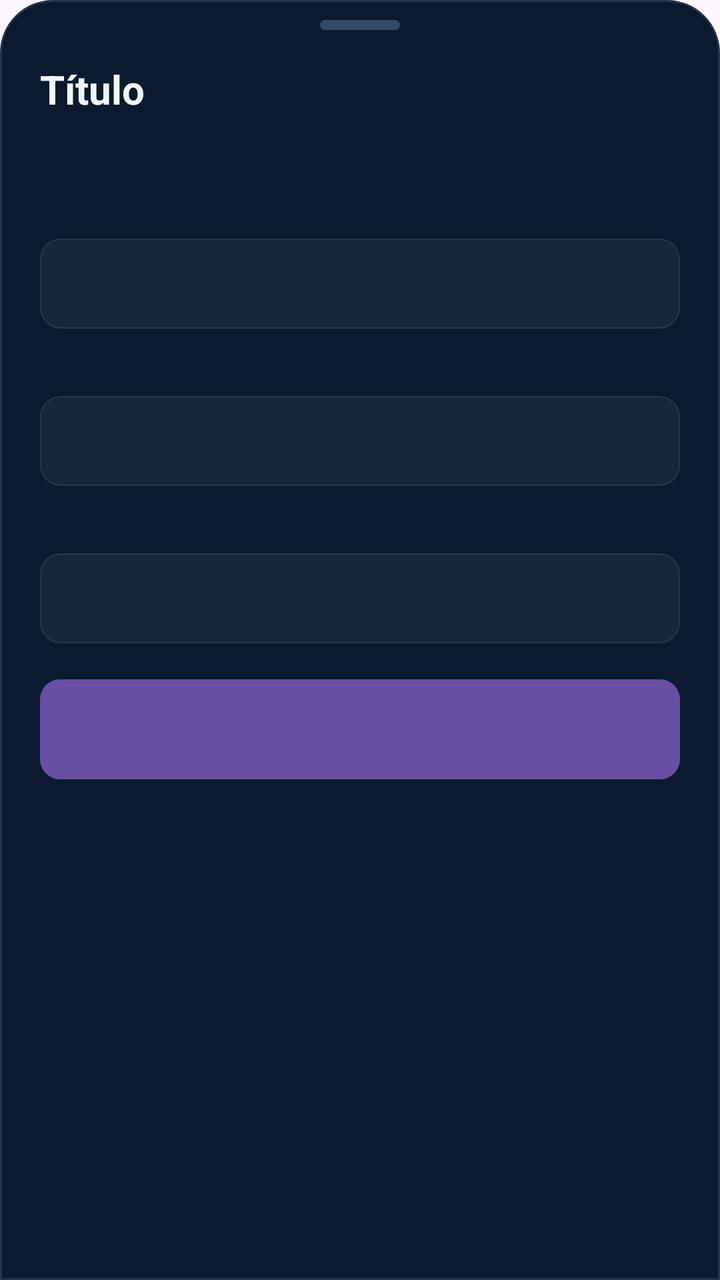
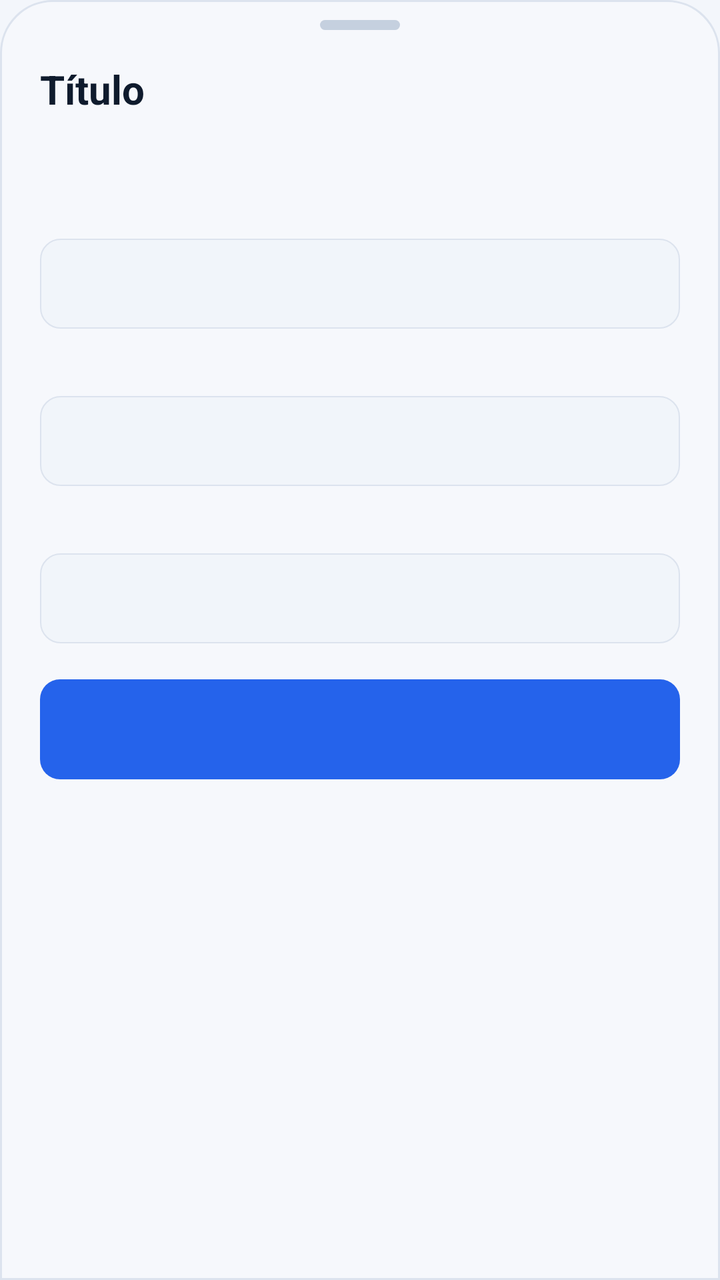

The first picture is an Android layout as it rendered before a commit; the second is the same layout after the commit. The layout source and the unified diff follow.
<!-- AndroidManifest.xml: application theme Theme.AccurancyMobileApp -->
<!-- res/layout/sheet_perfil_form.xml -->
<?xml version="1.0" encoding="utf-8"?>
<LinearLayout xmlns:android="http://schemas.android.com/apk/res/android"
    android:layout_width="match_parent"
    android:layout_height="wrap_content"
    android:background="@drawable/bg_bottom_sheet_card"
    android:orientation="vertical">

    <View
        android:layout_width="40dp"
        android:layout_height="5dp"
        android:layout_gravity="center_horizontal"
        android:layout_marginTop="10dp"
        android:background="@drawable/bg_sheet_handle" />

    <ScrollView
        android:layout_width="match_parent"
        android:layout_height="wrap_content"
        android:overScrollMode="never"
        android:scrollbars="none">

        <LinearLayout
            android:layout_width="match_parent"
            android:layout_height="wrap_content"
            android:orientation="vertical"
            android:paddingHorizontal="20dp"
            android:paddingTop="16dp"
            android:paddingBottom="24dp">

            <TextView
                android:id="@+id/tvPerfilSheetTitulo"
                android:layout_width="match_parent"
                android:layout_height="wrap_content"
                android:text="Título"
                android:textColor="#F1F5F9"
                android:textSize="20sp"
                android:textStyle="bold" />

            <TextView
                android:id="@+id/tvPerfilSheetSub"
                android:layout_width="match_parent"
                android:layout_height="wrap_content"
                android:layout_marginTop="6dp"
                android:layout_marginBottom="18dp"
                android:lineSpacingMultiplier="1.15"
                android:textColor="#829BB9"
                android:textSize="13sp" />

            <TextView
                android:id="@+id/tvPerfilRotulo1"
                android:layout_width="wrap_content"
                android:layout_height="wrap_content"
                android:layout_marginBottom="6dp"
                android:letterSpacing="0.08"
                android:textColor="#829BB9"
                android:textSize="10sp"
                android:textStyle="bold" />

            <EditText
                android:id="@+id/etPerfilCampo1"
                android:layout_width="match_parent"
                android:layout_height="wrap_content"
                android:layout_marginBottom="14dp"
                android:background="@drawable/bg_input"
                android:importantForAutofill="no"
                android:maxLines="1"
                android:paddingHorizontal="14dp"
                android:paddingVertical="13dp"
                android:singleLine="true"
                android:textColor="#F1F5F9"
                android:textColorHint="#4B6179"
                android:textSize="14sp" />

            <TextView
                android:id="@+id/tvPerfilRotulo2"
                android:layout_width="wrap_content"
                android:layout_height="wrap_content"
                android:layout_marginBottom="6dp"
                android:letterSpacing="0.08"
                android:textColor="#829BB9"
                android:textSize="10sp"
                android:textStyle="bold" />

            <EditText
                android:id="@+id/etPerfilCampo2"
                android:layout_width="match_parent"
                android:layout_height="wrap_content"
                android:layout_marginBottom="14dp"
                android:background="@drawable/bg_input"
                android:importantForAutofill="no"
                android:maxLines="1"
                android:paddingHorizontal="14dp"
                android:paddingVertical="13dp"
                android:singleLine="true"
                android:textColor="#F1F5F9"
                android:textColorHint="#4B6179"
                android:textSize="14sp" />

            <TextView
                android:id="@+id/tvPerfilRotulo3"
                android:layout_width="wrap_content"
                android:layout_height="wrap_content"
                android:layout_marginBottom="6dp"
                android:letterSpacing="0.08"
                android:textColor="#829BB9"
                android:textSize="10sp"
                android:textStyle="bold" />

            <EditText
                android:id="@+id/etPerfilCampo3"
                android:layout_width="match_parent"
                android:layout_height="wrap_content"
                android:layout_marginBottom="14dp"
                android:background="@drawable/bg_input"
                android:importantForAutofill="no"
                android:maxLines="1"
                android:paddingHorizontal="14dp"
                android:paddingVertical="13dp"
                android:singleLine="true"
                android:textColor="#F1F5F9"
                android:textColorHint="#4B6179"
                android:textSize="14sp" />

            <TextView
                android:id="@+id/tvPerfilErro"
                android:layout_width="match_parent"
                android:layout_height="wrap_content"
                android:layout_marginBottom="12dp"
                android:textColor="#FF5265"
                android:textSize="12sp"
                android:visibility="gone" />

            <Button
                android:id="@+id/btnPerfilPrimario"
                android:layout_width="match_parent"
                android:layout_height="50dp"
                android:layout_marginTop="4dp"
                android:background="@drawable/bg_btn_primary"
                android:backgroundTint="@null"
                android:stateListAnimator="@null"
                android:textAllCaps="false"
                android:textColor="#F1F5F9"
                android:textSize="14sp"
                android:textStyle="bold" />

            <TextView
                android:id="@+id/btnPerfilSecundario"
                android:layout_width="match_parent"
                android:layout_height="44dp"
                android:layout_marginTop="4dp"
                android:gravity="center"
                android:textColor="#60A5FA"
                android:textSize="13sp"
                android:textStyle="bold"
                android:visibility="gone" />

        </LinearLayout>
    </ScrollView>
</LinearLayout>
<!-- resources referenced by this layout -->
<resources>
  <!-- drawable bg_bottom_sheet_card (drawable) -->
  <?xml version="1.0" encoding="utf-8"?>
  <shape xmlns:android="http://schemas.android.com/apk/res/android">
      <solid android:color="#0B1A2E" />
      <stroke
          android:width="1dp"
          android:color="#22334B" />
      <corners
          android:topLeftRadius="26dp"
          android:topRightRadius="26dp" />
  </shape>
  <!-- drawable bg_btn_primary (drawable) -->
  <?xml version="1.0" encoding="utf-8"?>
  <selector xmlns:android="http://schemas.android.com/apk/res/android">
      
      <item android:state_pressed="true">
          <shape android:shape="rectangle">
              <solid android:color="#1D4ED8" />
              <corners android:radius="10dp" />
          </shape>
      </item>
      
      <item>
          <shape android:shape="rectangle">
              <solid android:color="@color/btn_primary" />
              <corners android:radius="10dp" />
          </shape>
      </item>
  </selector>
  <!-- drawable bg_input (drawable) -->
  <?xml version="1.0" encoding="utf-8"?>
  <shape xmlns:android="http://schemas.android.com/apk/res/android"
      android:shape="rectangle">
      <solid android:color="#0DFFFFFF" />
      <stroke
          android:width="0.5dp"
          android:color="#1AFFFFFF" />
      <corners android:radius="10dp" />
  </shape>
  <!-- drawable bg_sheet_handle (drawable) -->
  <?xml version="1.0" encoding="utf-8"?>
  <shape xmlns:android="http://schemas.android.com/apk/res/android">
      <solid android:color="#33496A" />
      <corners android:radius="3dp" />
  </shape>
  <color name="btn_primary">#2563EB</color>
  <style name="Base.Theme.AccurancyMobileApp" parent="Theme.Material3.DayNight.NoActionBar">
          
          
  
      </style>
  <!-- unchanged entries left out for length: 1 -->
</resources>

<!-- the commit's change to res/layout/sheet_perfil_form.xml (unified diff, before → after) -->
@@ -31,7 +31,7 @@
                 android:layout_width="match_parent"
                 android:layout_height="wrap_content"
                 android:text="Título"
-                android:textColor="#F1F5F9"
+                android:textColor="@color/text_primary"
                 android:textSize="20sp"
                 android:textStyle="bold" />
 
@@ -42,7 +42,7 @@
                 android:layout_marginTop="6dp"
                 android:layout_marginBottom="18dp"
                 android:lineSpacingMultiplier="1.15"
-                android:textColor="#829BB9"
+                android:textColor="@color/texto_fraco"
                 android:textSize="13sp" />
 
             <TextView
@@ -51,7 +51,7 @@
                 android:layout_height="wrap_content"
                 android:layout_marginBottom="6dp"
                 android:letterSpacing="0.08"
-                android:textColor="#829BB9"
+                android:textColor="@color/texto_fraco"
                 android:textSize="10sp"
                 android:textStyle="bold" />
 
@@ -66,8 +66,8 @@
                 android:paddingHorizontal="14dp"
                 android:paddingVertical="13dp"
                 android:singleLine="true"
-                android:textColor="#F1F5F9"
-                android:textColorHint="#4B6179"
+                android:textColor="@color/text_primary"
+                android:textColorHint="@color/text_placeholder"
                 android:textSize="14sp" />
 
             <TextView
@@ -76,7 +76,7 @@
                 android:layout_height="wrap_content"
                 android:layout_marginBottom="6dp"
                 android:letterSpacing="0.08"
-                android:textColor="#829BB9"
+                android:textColor="@color/texto_fraco"
                 android:textSize="10sp"
                 android:textStyle="bold" />
 
@@ -91,8 +91,8 @@
                 android:paddingHorizontal="14dp"
                 android:paddingVertical="13dp"
                 android:singleLine="true"
-                android:textColor="#F1F5F9"
-                android:textColorHint="#4B6179"
+                android:textColor="@color/text_primary"
+                android:textColorHint="@color/text_placeholder"
                 android:textSize="14sp" />
 
             <TextView
@@ -101,7 +101,7 @@
                 android:layout_height="wrap_content"
                 android:layout_marginBottom="6dp"
                 android:letterSpacing="0.08"
-                android:textColor="#829BB9"
+                android:textColor="@color/texto_fraco"
                 android:textSize="10sp"
                 android:textStyle="bold" />
 
@@ -116,8 +116,8 @@
                 android:paddingHorizontal="14dp"
                 android:paddingVertical="13dp"
                 android:singleLine="true"
-                android:textColor="#F1F5F9"
-                android:textColorHint="#4B6179"
+                android:textColor="@color/text_primary"
+                android:textColorHint="@color/text_placeholder"
                 android:textSize="14sp" />
 
             <TextView
@@ -125,7 +125,7 @@
                 android:layout_width="match_parent"
                 android:layout_height="wrap_content"
                 android:layout_marginBottom="12dp"
-                android:textColor="#FF5265"
+                android:textColor="@color/negativo_destaque"
                 android:textSize="12sp"
                 android:visibility="gone" />
 
@@ -138,7 +138,7 @@
                 android:backgroundTint="@null"
                 android:stateListAnimator="@null"
                 android:textAllCaps="false"
-                android:textColor="#F1F5F9"
+                android:textColor="@color/white"
                 android:textSize="14sp"
                 android:textStyle="bold" />
 
@@ -148,7 +148,7 @@
                 android:layout_height="44dp"
                 android:layout_marginTop="4dp"
                 android:gravity="center"
-                android:textColor="#60A5FA"
+                android:textColor="@color/link"
                 android:textSize="13sp"
                 android:textStyle="bold"
                 android:visibility="gone" />
<!-- resource entries referenced after the edit -->
@@ -1,12 +1,18 @@
 <!-- resources referenced by this layout -->
 <resources>
+  <color name="link">#FF1D5BD8</color>
+  <color name="negativo_destaque">#FFD93545</color>
+  <color name="text_placeholder">#FF8A97AB</color>
+  <color name="text_primary">#FF0F1B2D</color>
+  <color name="texto_fraco">#FF6E7D93</color>
+  <color name="white">#FFFFFFFF</color>
   <!-- drawable bg_bottom_sheet_card (drawable) -->
   <?xml version="1.0" encoding="utf-8"?>
   <shape xmlns:android="http://schemas.android.com/apk/res/android">
-      <solid android:color="#0B1A2E" />
+      <solid android:color="@color/superficie_campo" />
       <stroke
           android:width="1dp"
-          android:color="#22334B" />
+          android:color="@color/borda" />
       <corners
           android:topLeftRadius="26dp"
           android:topRightRadius="26dp" />
@@ -17,7 +23,7 @@
       
       <item android:state_pressed="true">
           <shape android:shape="rectangle">
-              <solid android:color="#1D4ED8" />
+              <solid android:color="@color/primaria_forte" />
               <corners android:radius="10dp" />
           </shape>
       </item>
@@ -33,24 +39,60 @@
   <?xml version="1.0" encoding="utf-8"?>
   <shape xmlns:android="http://schemas.android.com/apk/res/android"
       android:shape="rectangle">
-      <solid android:color="#0DFFFFFF" />
+      <solid android:color="@color/card_background_2" />
       <stroke
           android:width="0.5dp"
-          android:color="#1AFFFFFF" />
+          android:color="@color/borda" />
       <corners android:radius="10dp" />
   </shape>
   <!-- drawable bg_sheet_handle (drawable) -->
   <?xml version="1.0" encoding="utf-8"?>
   <shape xmlns:android="http://schemas.android.com/apk/res/android">
-      <solid android:color="#33496A" />
+      <solid android:color="@color/borda_forte" />
       <corners android:radius="3dp" />
   </shape>
-  <color name="btn_primary">#2563EB</color>
+  <color name="superficie_campo">#FFF6F8FC</color>
+  <color name="borda">#FFDCE3EE</color>
+  <color name="primaria_forte">#FF1D4ED8</color>
+  <color name="btn_primary">#FF2563EB</color>
+  <color name="card_background_2">#FFF1F5FA</color>
+  <color name="borda_forte">#FFC5D0DF</color>
   <style name="Base.Theme.AccurancyMobileApp" parent="Theme.Material3.DayNight.NoActionBar">
+          <item name="colorPrimary">@color/primary_blue</item>
+          <item name="colorOnPrimary">@color/white</item>
+          <item name="colorPrimaryContainer">@color/superficie_selecionada</item>
+          <item name="colorOnPrimaryContainer">@color/text_primary</item>
+          <item name="colorSecondary">@color/link</item>
+          <item name="colorSurface">@color/card_background</item>
+          <item name="colorOnSurface">@color/text_primary</item>
+          <item name="colorOnSurfaceVariant">@color/text_secondary</item>
+          <item name="colorOnSecondary">@color/white</item>
+          <item name="colorSecondaryContainer">@color/superficie_selecionada</item>
+          <item name="colorOnSecondaryContainer">@color/text_primary</item>
           
-          
-  
+          <item name="colorSurfaceVariant">@color/card_background_2</item>
+          <item name="colorSurfaceContainerLowest">@color/card_background</item>
+          <item name="colorSurfaceContainerLow">@color/card_background</item>
+          <item name="colorSurfaceContainer">@color/card_background_2</item>
+          <item name="colorSurfaceContainerHigh">@color/card_background</item>
+          <item name="colorSurfaceContainerHighest">@color/trilho</item>
+          <item name="colorOutline">@color/borda_forte</item>
+          <item name="colorOutlineVariant">@color/borda</item>
+          <item name="colorError">@color/negativo_destaque</item>
+          <item name="android:colorBackground">@color/bg_deep</item>
+          <item name="android:windowBackground">@color/bg_deep</item>
+          <item name="android:textColorPrimary">@color/text_primary</item>
+          <item name="android:textColorSecondary">@color/text_secondary</item>
+          <item name="android:textColorHint">@color/text_placeholder</item>
+          <item name="android:windowLightStatusBar">@bool/barras_sistema_claras</item>
+          <item name="android:windowLightNavigationBar" tools:targetApi="27">@bool/barras_sistema_claras</item>
       </style>
+  <color name="primary_blue">#FF2563EB</color>
+  <color name="superficie_selecionada">#FFE4EDFD</color>
+  <color name="card_background">#FFFFFFFF</color>
+  <color name="text_secondary">#FF56667E</color>
+  <color name="trilho">#FFE3E9F2</color>
+  <color name="bg_deep">#FFF3F6FB</color>
   <!-- unchanged entries left out for length: 1 -->
 </resources>
 
